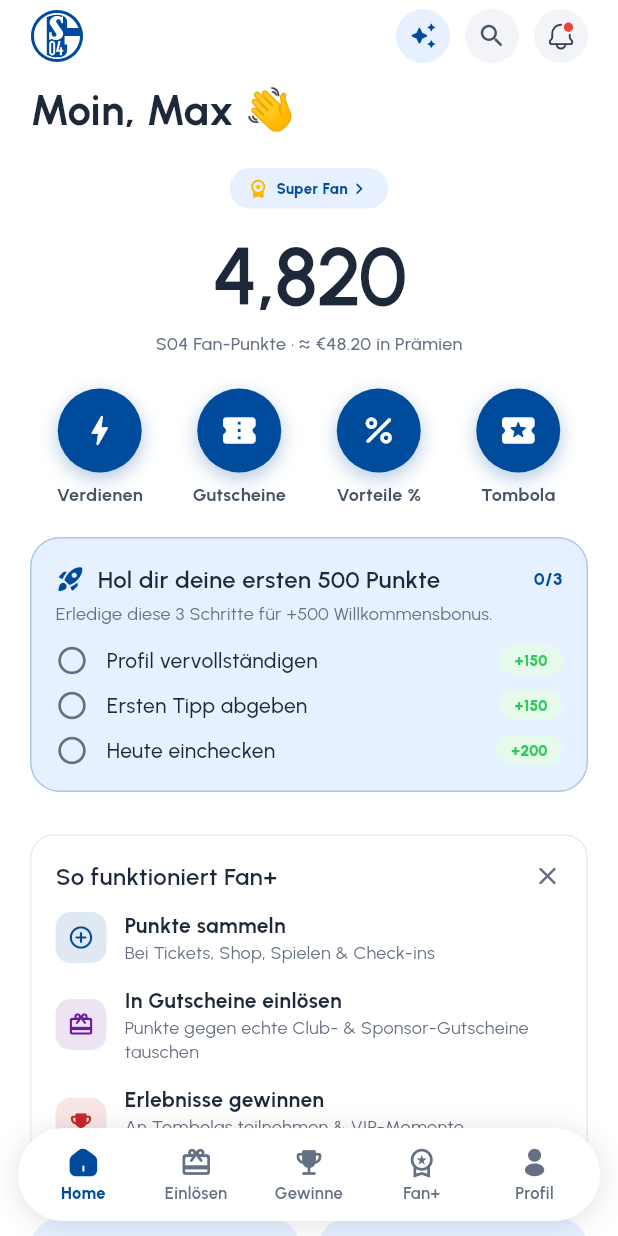
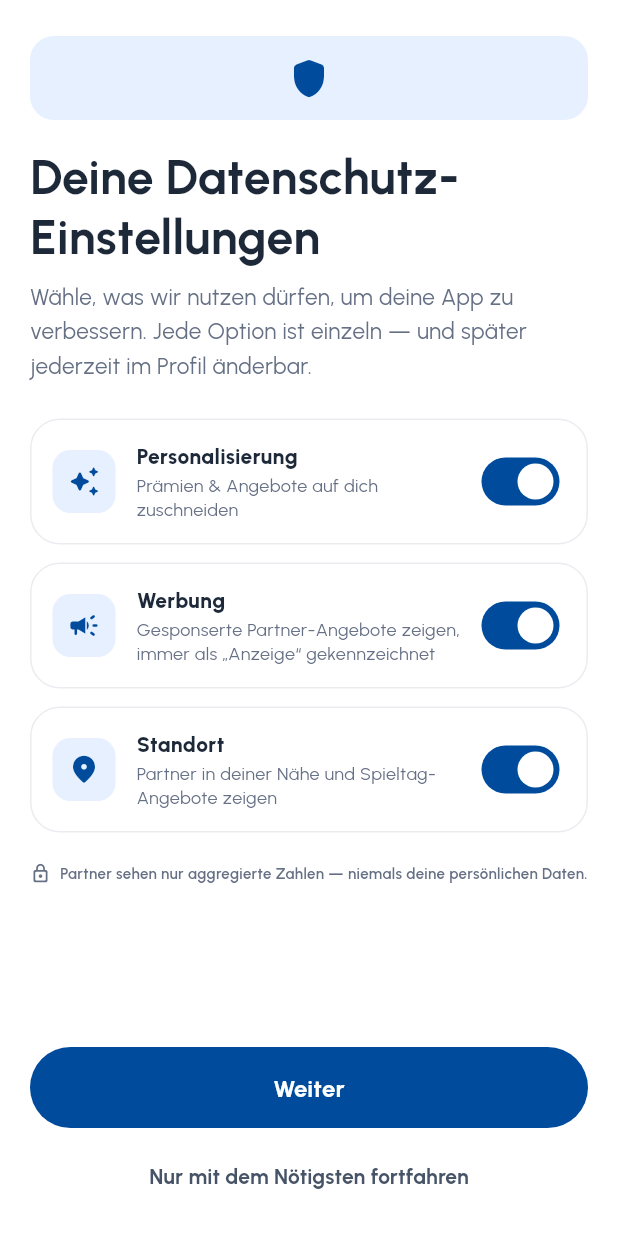
Before and after one commit to COREVIONLABS/EMBAapp-native, a Flutter app: the SignupScreen screen opened directly, after a tap on "Konto erstellen", on a phone screen of 412 x 824 dp. Run offline on Flutter 3.47's test engine with Material 3 defaults, Android fonts, the phone set to English and light mode, and no system bars; our stand-ins replace flutter_svg.

Commit message:
Add first-run consent onboarding (opt-in at sign-up)
- consent_onboarding_screen.dart: after sign-up the fan chooses the three
  consents (personalisation / advertising / location) before entering the app —
  collecting consent at the point of data collection (GDPR), not buried in
  settings. "Continue with essentials only" turns all off. Choices flow into the
  live consent notifiers and are changeable later under Profile → Privacy & data.
- Wired the signup CTA through the consent step into the app.

(The sponsor/club/merchant dashboards live in the separate web platform and
merchant clickdummy, so no duplicate ecosystem surface is added to the fan app.)

flutter analyze clean.

Co-Authored-By: Claude Opus 4.8 <noreply@anthropic.com>
Claude-Session: https://claude.ai/code/session_0138H2TPm9wvb2D54WvCY8tL

```diff
--- a/lib/l10n/strings.dart
+++ b/lib/l10n/strings.dart
@@ -1868,4 +1868,15 @@ const Map<String, String> _de = {
   'Withdraw all': 'Alle widerrufen',
   'See our Privacy Policy for the full detail on how your data is processed.':
       'Alle Details zur Verarbeitung deiner Daten findest du in unserer Datenschutzerklärung.',
+
+  // ── Consent onboarding (first run) ───────────────────────────
+  'Your privacy choices': 'Deine Datenschutz-Einstellungen',
+  'Choose what we may use to improve your experience. Each is a separate choice — and you can change any of them later under Profile.':
+      'Wähle, was wir nutzen dürfen, um deine App zu verbessern. Jede Option ist einzeln — und später jederzeit im Profil änderbar.',
+  'Tailor rewards & offers to what you like': 'Prämien & Angebote auf dich zuschneiden',
+  'Show sponsored partner offers, always labelled “Ad”': 'Gesponserte Partner-Angebote zeigen, immer als „Anzeige“ gekennzeichnet',
+  'Show partners near you and matchday offers': 'Partner in deiner Nähe und Spieltag-Angebote zeigen',
+  'Partners only ever see aggregated numbers — never your personal data.':
+      'Partner sehen nur aggregierte Zahlen — niemals deine persönlichen Daten.',
+  'Continue with essentials only': 'Nur mit dem Nötigsten fortfahren',
 };
--- /dev/null
+++ b/lib/screens/consent_onboarding_screen.dart
@@ -0,0 +1,131 @@
+import 'package:flutter/material.dart';
+import '../theme/app_theme.dart';
+import '../widgets/app_widgets.dart';
+import '../main_shell.dart';
+import '../model/consent.dart';
+import '../l10n/strings.dart';
+
+/// First-run consent step, shown right after sign-up — collecting consent at the
+/// point of data collection (GDPR), not buried in settings. Three separate
+/// opt-ins the fan can accept or decline before entering the app; all are
+/// changeable later under Profile → Privacy & data.
+class ConsentOnboardingScreen extends StatefulWidget {
+  const ConsentOnboardingScreen({super.key});
+  @override
+  State<ConsentOnboardingScreen> createState() => _ConsentOnboardingScreenState();
+}
+
+class _ConsentOnboardingScreenState extends State<ConsentOnboardingScreen> {
+  bool _personalization = true;
+  bool _ads = true;
+  bool _location = true;
+
+  void _continue() {
+    personalizationConsent.value = _personalization;
+    adsConsent.value = _ads;
+    locationConsent.value = _location;
+    Navigator.of(context).pushAndRemoveUntil(
+      MaterialPageRoute(builder: (_) => const MainShell()),
+      (r) => false,
+    );
+  }
+
+  void _essentialsOnly() {
+    setState(() {
+      _personalization = false;
+      _ads = false;
+      _location = false;
+    });
+    _continue();
+  }
+
+  @override
+  Widget build(BuildContext context) {
+    return Scaffold(
+      backgroundColor: AppColors.surface,
+      body: SafeArea(
+        child: Column(children: [
+          Expanded(
+            child: ListView(
+              padding: const EdgeInsets.fromLTRB(20, 24, 20, 8),
+              children: [
+                Container(
+                  width: 56, height: 56,
+                  decoration: BoxDecoration(color: AppColors.brandLightest, borderRadius: BorderRadius.circular(16)),
+                  child: const Icon(Icons.shield_rounded, color: AppColors.brandPrimary, size: 30),
+                ),
+                const SizedBox(height: 18),
+                Text(tr('Your privacy choices'), style: AppText.h2),
+                const SizedBox(height: 8),
+                Text(tr('Choose what we may use to improve your experience. Each is a separate choice — and you can change any of them later under Profile.'),
+                    style: AppText.body1.copyWith(color: AppColors.textLight, height: 1.5, fontSize: 15)),
+                const SizedBox(height: 24),
+                _row(
+                  icon: Icons.auto_awesome_rounded,
+                  title: tr('Personalisation'),
+                  sub: tr('Tailor rewards & offers to what you like'),
+                  value: _personalization,
+                  onChanged: (v) => setState(() => _personalization = v),
+                ),
+                _row(
+                  icon: Icons.campaign_rounded,
+                  title: tr('Advertising'),
+                  sub: tr('Show sponsored partner offers, always labelled “Ad”'),
+                  value: _ads,
+                  onChanged: (v) => setState(() => _ads = v),
+                ),
+                _row(
+                  icon: Icons.location_on_rounded,
+                  title: tr('Location'),
+                  sub: tr('Show partners near you and matchday offers'),
+                  value: _location,
+                  onChanged: (v) => setState(() => _location = v),
+                ),
+                const SizedBox(height: 8),
+                Row(children: [
+                  Icon(Icons.lock_outline_rounded, size: 14, color: AppColors.textLight),
+                  const SizedBox(width: 6),
+                  Expanded(child: Text(tr('Partners only ever see aggregated numbers — never your personal data.'), style: AppText.caption1.copyWith(color: AppColors.textLight))),
+                ]),
+              ],
+            ),
+          ),
+          Padding(
+            padding: const EdgeInsets.fromLTRB(20, 8, 20, 16),
+            child: Column(children: [
+              PrimaryButton(tr('Continue'), onTap: _continue),
+              const SizedBox(height: 8),
+              TextButton(
+                onPressed: _essentialsOnly,
+                child: Text(tr('Continue with essentials only'), style: AppText.body2.copyWith(color: AppColors.textNormal, fontWeight: FontWeight.w700)),
+              ),
+            ]),
+          ),
+        ]),
+      ),
+    );
+  }
+
+  Widget _row({required IconData icon, required String title, required String sub, required bool value, required ValueChanged<bool> onChanged}) {
+    return Container(
+      margin: const EdgeInsets.only(bottom: 12),
+      padding: const EdgeInsets.all(14),
+      decoration: BoxDecoration(color: AppColors.surface, borderRadius: BorderRadius.circular(AppRadii.card), border: Border.all(color: AppColors.borderLightest)),
+      child: Row(children: [
+        Container(width: 42, height: 42, decoration: BoxDecoration(color: AppColors.brandLightest, borderRadius: BorderRadius.circular(12)), child: Icon(icon, color: AppColors.brandPrimary, size: 22)),
+        const SizedBox(width: 14),
+        Expanded(child: Column(crossAxisAlignment: CrossAxisAlignment.start, children: [
+          Text(title, style: AppText.body2.copyWith(color: AppColors.textDarker, fontWeight: FontWeight.w800)),
+          const SizedBox(height: 2),
+          Text(sub, style: AppText.body3Regular),
+        ])),
+        Switch(
+          value: value,
+          activeThumbColor: Colors.white,
+          activeTrackColor: AppColors.brandPrimary,
+          onChanged: onChanged,
+        ),
+      ]),
+    );
+  }
+}
--- a/lib/screens/signup_screen.dart
+++ b/lib/screens/signup_screen.dart
@@ -2,7 +2,7 @@ import 'package:flutter/material.dart';
 import '../theme/app_theme.dart';
 import '../widgets/app_widgets.dart';
 import '../widgets/text_field.dart';
-import '../main_shell.dart';
+import 'consent_onboarding_screen.dart';
 import '../l10n/strings.dart';
 
 /// Sign Up (Figma node 385:3518).
@@ -56,9 +56,8 @@ class SignupScreen extends StatelessWidget {
                   ),
                   const SizedBox(height: 24),
                   PrimaryButton(tr('Create Account'),
-                      onTap: () => Navigator.of(context).pushAndRemoveUntil(
-                            MaterialPageRoute(builder: (_) => const MainShell()),
-                            (r) => false,
+                      onTap: () => Navigator.of(context).push(
+                            MaterialPageRoute(builder: (_) => const ConsentOnboardingScreen()),
                           )),
                 ],
               ),
```
